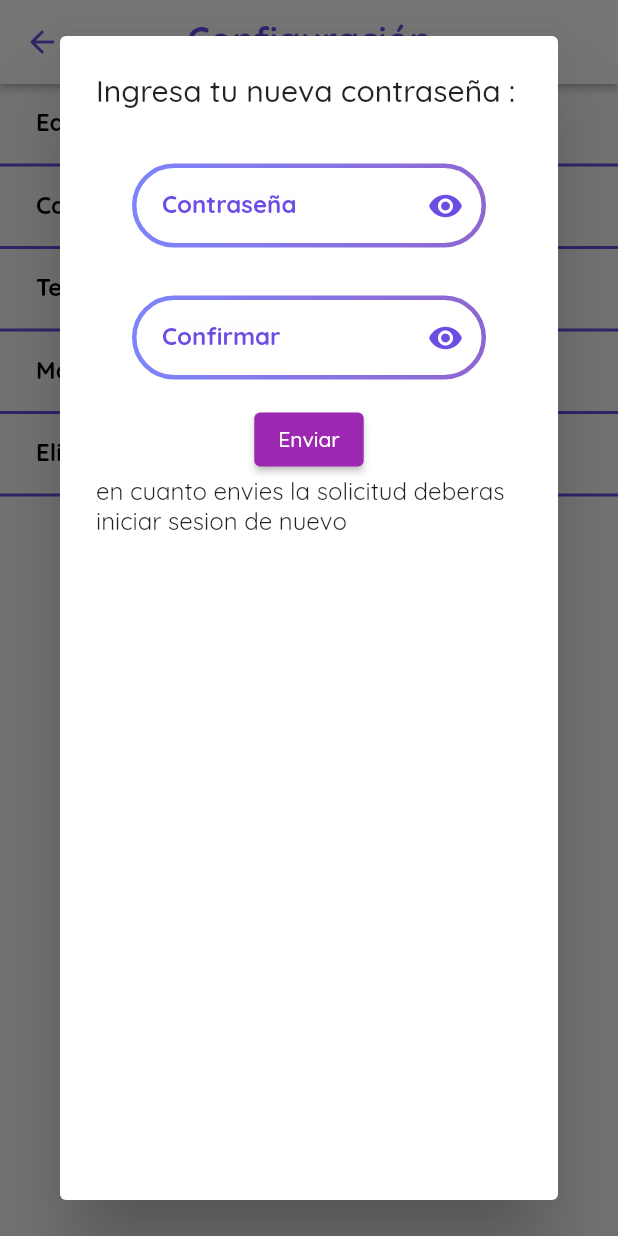
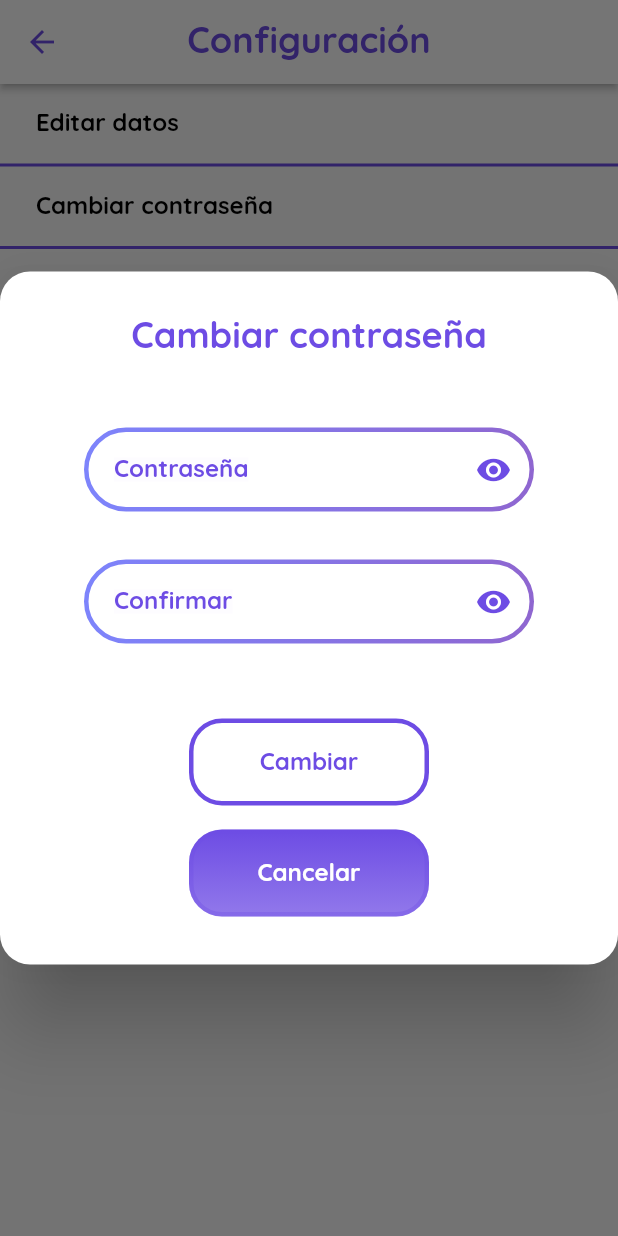
Before and after one commit to SimonRamos88/Aristeia, a Flutter app: the ConfigurationScreen screen opened by its route, after a tap on "Cambiar contraseña", on a phone screen of 412 x 824 dp. Run offline on Flutter 3.47's test engine with Material 2 defaults, Android fonts, the phone set to English and light mode, and no system bars; our stand-ins replace auto_route, cloud_firestore, firebase_auth, firebase_core, flash, flutter_rating_bar and 2 more; accounts and stored records are empty.

Commit message:
correción campo cambio  contraseña

```diff
--- a/lib/features/usuario/presentation/pages/configuration_screen.dart
+++ b/lib/features/usuario/presentation/pages/configuration_screen.dart
@@ -11,13 +11,19 @@ import 'package:aristeia_app/core/network/auth.dart';
 import 'package:firebase_auth/firebase_auth.dart';
 
 @RoutePage()
-class ConfigurationScreen extends StatelessWidget {
+class ConfigurationScreen extends StatefulWidget {
   static final gradients = AppGradients();
 
-  const ConfigurationScreen({super.key});
+  ConfigurationScreen({super.key});
 
   @override
-  Widget build(BuildContext context) {
+  State<ConfigurationScreen> createState() => _ConfigurationScreenState();
+}
+
+class _ConfigurationScreenState extends State<ConfigurationScreen> {
+  final TextEditingController _controllerPassword = TextEditingController();
+
+  final TextEditingController _controllerConfPassword = TextEditingController();
 
   void eliminarCuenta() {
     showDialog(
@@ -39,14 +45,15 @@ class ConfigurationScreen extends StatelessWidget {
             ]),
             leftText: 'Eliminar',
             onTapLeft: () async {
-                        String? temp=Auth().currentUser?.uid;
-                        try{
+              String? temp = Auth().currentUser?.uid;
+              try {
                 await deleteUsuariobyId(temp ?? '');
                 await Auth().currentUser?.delete();
                 context.router.replace(const WelcomeRouter());
-                        } on FirebaseAuthException catch (e){
+              } on FirebaseAuthException catch (e) {
                 print('No se pudo borrar el usuario...');
-                        } },
+              }
+            },
             rightText: 'Cancelar',
             onTapRight: () {
               Navigator.of(context).pop();
@@ -55,9 +62,52 @@ class ConfigurationScreen extends StatelessWidget {
     );
   }
 
+  void cambiarContrasena() {
+    showDialog(
+      context: context,
+      builder: (BuildContext context) => AlertDialogWidget(
+        insetPadding: true,
+        width: MediaQuery.of(context).size.width,
+        tituloGeneral: false,
+        tituloPersonalizado: Text(
+          'Cambiar contraseña',
+          style: heading2bStyle.copyWith(color: Theme.of(context).primaryColor),
+          textAlign: TextAlign.center,
+        ),
+        //message: 'Si te sales sin guardar perderas toda la información del bloque',
+        more: Column(
+          children: [
+            InputField(
+                hintText: 'Contraseña',
+                isPassword: true,
+                controller: _controllerPassword),
+            InputField(
+                hintText: 'Confirmar',
+                isPassword: true,
+                controller: _controllerConfPassword),
+          ],
+        ),
+        leftText: 'Cambiar',
+        rightText: 'Cancelar',
+        onTapLeft: () {
+          if (_controllerConfPassword.text.trim() ==
+              _controllerPassword.text.trim()) {
+            print("Valido");
+            Auth().currentUser?.updatePassword(_controllerPassword.text.trim());
+            context.router.push(const WelcomeRouter());
+          } else {
+            print("Invalido");
+          }
+        },
+        onTapRight: () {
+          Navigator.of(context).pop();
+        },
+      ),
+    );
+  }
 
-    final TextEditingController _controllerPassword =TextEditingController();
-    final TextEditingController _controllerConfPassword =TextEditingController();
+  @override
+  Widget build(BuildContext context) {
     return Scaffold(
       appBar: AppBarWidget(
         title: 'Configuración',
@@ -75,39 +125,8 @@ class ConfigurationScreen extends StatelessWidget {
             },
           ),
           CajaOpcion(
-            texto: 'Cambiar contraseña',onTap: () {
-            showDialog(
-              context: context,
-              builder: ((context) => AlertDialog(
-                title: Text('Ingresa tu nueva contraseña :'),
-                content: Column(
-                  children: [
-                    InputField(hintText: 'Contraseña', isPassword:true,controller:_controllerPassword ),
-                    InputField(hintText:'Confirmar' , isPassword: true,controller: _controllerConfPassword),
-                    ElevatedButton(onPressed: (){
-                      if(_controllerConfPassword.text.trim()==_controllerPassword.text.trim()){
-                        print("Valido");
-                        Auth().currentUser?.updatePassword(_controllerPassword.text.trim());
-                        context.router.push(const WelcomeRouter());
-                      }
-                      else{
-                        print("Invalido");
-                      }
-                    }, child: Text("Enviar"),
-                      style: const ButtonStyle(
-
-                      ),
-                    )
-                    ,
-                    Text("en cuanto envies la solicitud deberas iniciar sesion de nuevo")
-                  ],
-
-
-                ),
-
-              )),
-            );
-          },
+            texto: 'Cambiar contraseña',
+            onTap: cambiarContrasena,
           ),
           const CajaOpcion(
             texto: 'Terminos y condiciones',
--- a/lib/features/usuario/presentation/pages/edit_profile_screen.dart
+++ b/lib/features/usuario/presentation/pages/edit_profile_screen.dart
@@ -43,7 +43,7 @@ class _EditProfileScreen extends State<EditProfileScreen> {
           ? usernames
           : _controllerName.text.trim(),
     }).then((value) {
-      context.router.popAndPush(const ConfigurationRoute());
+      context.router.popAndPush(ConfigurationRoute());
     });
   }
 
```
Also changed, not shown: lib/features/roadmap/presentation/pages/create_block_screen.dart (+12 -1 lines), lib/features/roadmap/presentation/pages/create_resource_screen.dart (+6 -2 lines), lib/core/routes/routes.gr.dart. Lines whose indentation alone changed are shown as unchanged.
